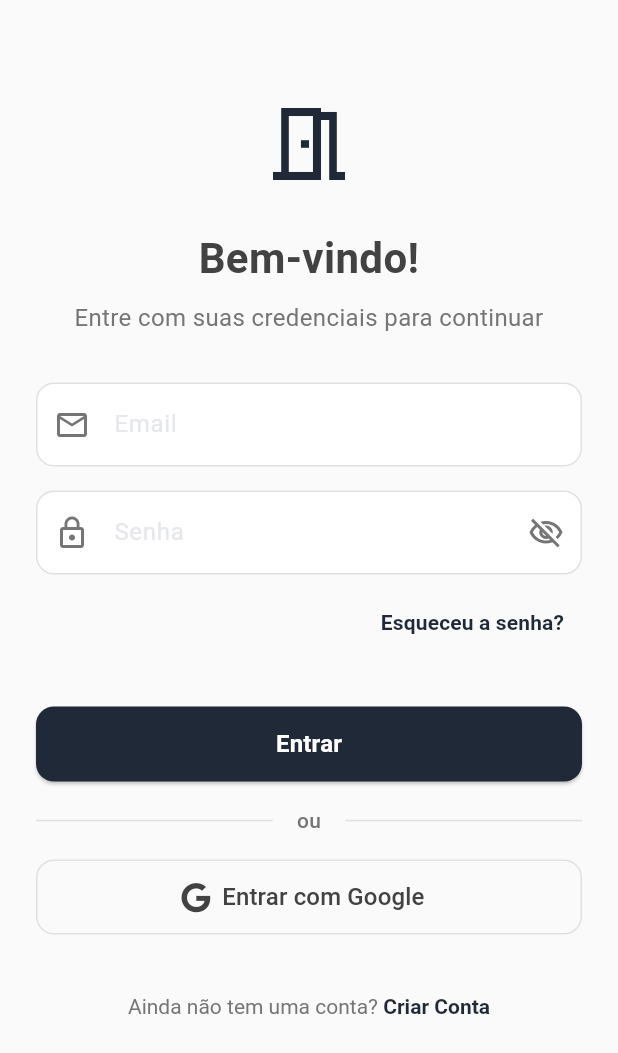
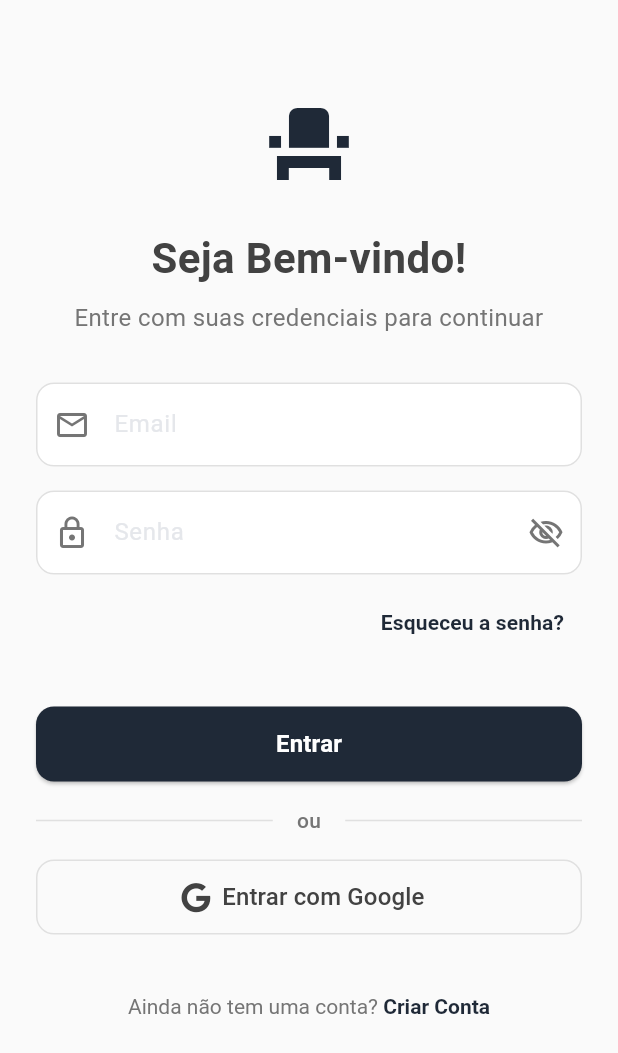
Before and after one commit to Kiwada/reserva, a Flutter app: the screen it shows after launch, on a phone screen of 412 x 824 dp. Shown: the top 1053 px of the screen. Run offline on Flutter 3.47's test engine with Material 3 defaults, Android fonts, the phone set to English and light mode, and no system bars; our stand-ins replace firebase_auth, firebase_core, font_awesome_flutter, google_sign_in, shared_preferences; accounts and stored records are empty.

Commit message:
telas
"screen e pub"

```diff
--- /dev/null
+++ b/devtools_options.yaml
@@ -0,0 +1,3 @@
+description: This file stores settings for Dart & Flutter DevTools.
+documentation: https://docs.flutter.dev/tools/devtools/extensions#configure-extension-enablement-states
+extensions:
--- a/lib/screens/admin_screen.dart
+++ b/lib/screens/admin_screen.dart
@@ -1,7 +1,3 @@
-//Obs: para acessar o painel de administrador basta fazer login usando um email que está cadastrado como admin
-//Um dos emails de administrador é "admin@email.com" e a senha é "123456", com ele o painel de adm fica disponivel na profile screen
-//No painel de administrador é possível tornar qualquer outro usuario cadastrado administrador, gerenciar usuarios, ver logs, gerenciar os espaços e gerenciar reservas
-
 import 'package:flutter/material.dart';
 import 'package:reserva/screens/manage_spaces_screen.dart';
 import 'package:reserva/screens/manage_users_screen.dart';
--- a/lib/screens/login_screen.dart
+++ b/lib/screens/login_screen.dart
@@ -95,13 +95,13 @@
                 children: [
                   const SizedBox(height: 40),
                   Icon(
-                    Icons.meeting_room_outlined,
+                    Icons.event_seat,
                     size: 64,
                     color: Theme.of(context).primaryColor,
                   ),
                   const SizedBox(height: 24),
                   Text(
-                    'Bem-vindo!',
+                    'Seja Bem-vindo!',
                     style: TextStyle(
                       fontSize: 28,
                       fontWeight: FontWeight.bold,
@@ -123,7 +123,7 @@
                     controller: _emailController,
                     decoration: InputDecoration(
                       labelText: 'Email',
-                      hintText: 'seu@email.com',
+                      hintText: 'seu melhor @email.com',
                       prefixIcon:
                       Icon(Icons.email_outlined, color: Colors.grey[600]),
                       border: OutlineInputBorder(
--- a/lib/screens/profile_screen.dart
+++ b/lib/screens/profile_screen.dart
@@ -1,6 +1,3 @@
-//Obs: para acessar o painel de administrador basta fazer login usando um email que está cadastrado como admin
-//Um dos emails de administrador é "admin@email.com" e a senha é "123456", com ele o painel de adm fica disponivel na profile screen
-//No painel de administrador é possível tornar qualquer outro usuario cadastrado administrador, gerenciar usuarios, ver logs, gerenciar os espaços e gerenciar reservas
 
 import 'package:flutter/material.dart';
 import '../services/auth_service.dart';
```
